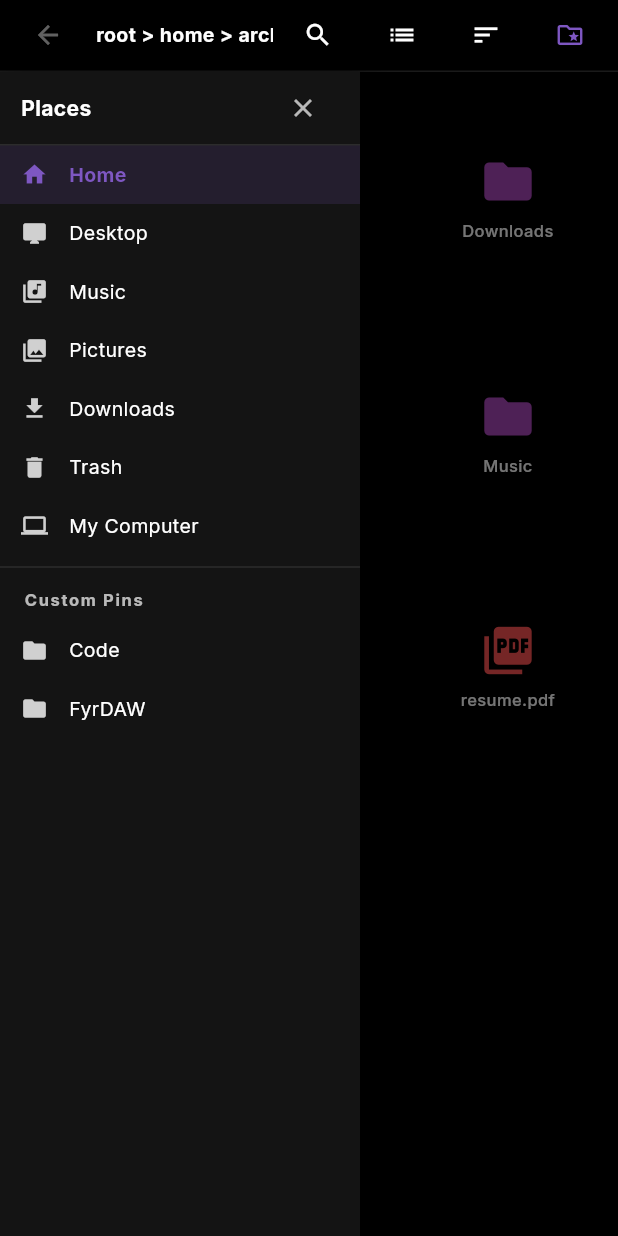
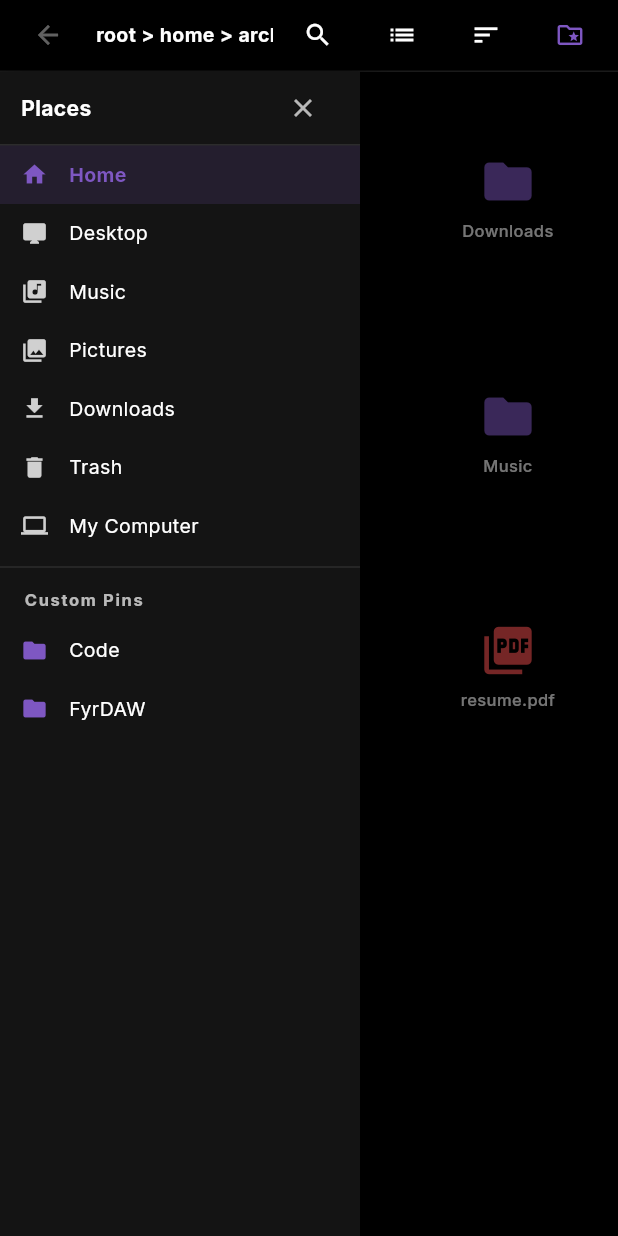
Before and after one commit to archieBTW/fyrWeb, a Flutter app: the FyrFilesApp widget shown alone on an empty page, opened directly, after a tap on the "folder special" icon, on a phone screen of 412 x 824 dp. Run offline on Flutter 3.47's test engine with Material 3 defaults, Android fonts, the phone set to English and light mode, and no system bars; our stand-ins replace audioplayers, file_picker, flutter_highlight, font_awesome_flutter, glass_kit, google_fonts and 3 more; missing offline and left inert: dart:html, dart:js_interop, dart:ui_web; accounts and stored records are empty; network calls fail.

Commit message:
More polish

```diff
--- a/lib/apps/fyrfiles_app.dart
+++ b/lib/apps/fyrfiles_app.dart
@@ -1,6 +1,7 @@
 import 'package:flutter/material.dart';
 import '../fyr_theme.dart';
 import '../system_controller.dart';
+import '../system_settings.dart';
 import 'package:provider/provider.dart';
 import 'grand_theft_ant/grand_theft_ant_app.dart';
 import 'resume_app.dart';
@@ -177,8 +178,9 @@ class _FyrFilesAppState extends State<FyrFilesApp> {
 
   @override
   Widget build(BuildContext context) {
+    final systemSettings = context.watch<SystemSettings?>();
+    final accentColor = systemSettings?.accentColor ?? FyrTheme.accentColor;
     final files = _getCurrentFiles();
-    final accentColor = FyrTheme.accentColor;
     final screenWidth = MediaQuery.of(context).size.width;
     final isMobile = screenWidth < 650;
 
@@ -220,7 +222,7 @@ class _FyrFilesAppState extends State<FyrFilesApp> {
                   child: SingleChildScrollView(
                     scrollDirection: Axis.horizontal,
                     child: Row(
-                      children: _buildBreadcrumbs(),
+                      children: _buildBreadcrumbs(accentColor),
                     ),
                   ),
                 ),
@@ -393,7 +395,9 @@ class _FyrFilesAppState extends State<FyrFilesApp> {
                                 style: TextStyle(color: FyrTheme.textColorMuted, fontSize: 16),
                               ),
                             )
-                          : (_isListView ? _buildListView(files, isMobile) : _buildGridView(files, isMobile)),
+                          : (_isListView
+                              ? _buildListView(files, isMobile, accentColor)
+                              : _buildGridView(files, isMobile, accentColor)),
                     ),
                   ],
                 ),
@@ -482,13 +486,13 @@ class _FyrFilesAppState extends State<FyrFilesApp> {
           child: ListView(
             padding: EdgeInsets.zero,
             children: [
-              _buildSidebarItem(Icons.home, 'Home', 'Home', isMobile),
-              _buildSidebarItem(Icons.desktop_mac, 'Desktop', 'Home/Desktop', isMobile),
-              _buildSidebarItem(Icons.library_music, 'Music', 'Home/Music', isMobile),
-              _buildSidebarItem(Icons.photo_library, 'Pictures', 'Home/Pictures', isMobile),
-              _buildSidebarItem(Icons.file_download, 'Downloads', 'Home/Downloads', isMobile),
-              _buildSidebarItem(Icons.delete, 'Trash', 'Home/Trash', isMobile),
-              _buildSidebarItem(Icons.computer, 'My Computer', 'Home/Root', isMobile),
+              _buildSidebarItem(Icons.home, 'Home', 'Home', accentColor, isMobile),
+              _buildSidebarItem(Icons.desktop_mac, 'Desktop', 'Home/Desktop', accentColor, isMobile),
+              _buildSidebarItem(Icons.library_music, 'Music', 'Home/Music', accentColor, isMobile),
+              _buildSidebarItem(Icons.photo_library, 'Pictures', 'Home/Pictures', accentColor, isMobile),
+              _buildSidebarItem(Icons.file_download, 'Downloads', 'Home/Downloads', accentColor, isMobile),
+              _buildSidebarItem(Icons.delete, 'Trash', 'Home/Trash', accentColor, isMobile),
+              _buildSidebarItem(Icons.computer, 'My Computer', 'Home/Root', accentColor, isMobile),
               Divider(color: FyrTheme.dividerColor),
               if (!_isSidebarCollapsed || isMobile)
                 Padding(
@@ -503,8 +507,8 @@ class _FyrFilesAppState extends State<FyrFilesApp> {
                     ),
                   ),
                 ),
-              _buildSidebarItem(Icons.folder, 'Code', 'Home/Code', isMobile),
-              _buildSidebarItem(Icons.folder, 'FyrDAW', 'Home/FyrDAW', isMobile),
+              _buildSidebarItem(Icons.folder, 'Code', 'Home/Code', accentColor, isMobile),
+              _buildSidebarItem(Icons.folder, 'FyrDAW', 'Home/FyrDAW', accentColor, isMobile),
             ],
           ),
         ),
@@ -512,7 +516,7 @@ class _FyrFilesAppState extends State<FyrFilesApp> {
     );
   }
 
-  List<Widget> _buildBreadcrumbs() {
+  List<Widget> _buildBreadcrumbs(Color accentColor) {
     final parts = _currentDirectory.split('/');
     final List<Widget> widgets = [];
 
@@ -536,7 +540,7 @@ class _FyrFilesAppState extends State<FyrFilesApp> {
                 child: Text(
                   parts[i],
                   style: TextStyle(
-                    color: i == parts.length - 1 ? FyrTheme.accentColor : FyrTheme.textColor,
+                    color: i == parts.length - 1 ? accentColor : FyrTheme.textColor,
                     fontSize: 13,
                     fontWeight: FontWeight.w600,
                   ),
@@ -551,7 +555,7 @@ class _FyrFilesAppState extends State<FyrFilesApp> {
     return widgets;
   }
 
-  Widget _buildSidebarItem(IconData icon, String title, String path, [bool isMobile = false]) {
+  Widget _buildSidebarItem(IconData icon, String title, String path, Color accentColor, [bool isMobile = false]) {
     final isSelected = _currentDirectory == path;
 
     return InkWell(
@@ -563,12 +567,14 @@ class _FyrFilesAppState extends State<FyrFilesApp> {
       },
       child: Container(
         padding: const EdgeInsets.symmetric(horizontal: 14, vertical: 10),
-        color: isSelected ? FyrTheme.accentColor.withValues(alpha: 0.15) : Colors.transparent,
+        color: isSelected ? accentColor.withValues(alpha: 0.15) : Colors.transparent,
         child: Row(
           children: [
             Icon(
               icon,
-              color: isSelected ? FyrTheme.accentColor : FyrTheme.textColor.withValues(alpha: 0.8),
+              color: isSelected
+                  ? accentColor
+                  : (icon == Icons.folder ? accentColor : FyrTheme.textColor.withValues(alpha: 0.8)),
               size: 18,
             ),
             if (!_isSidebarCollapsed || isMobile) ...[
@@ -577,7 +583,7 @@ class _FyrFilesAppState extends State<FyrFilesApp> {
                 child: Text(
                   title,
                   style: TextStyle(
-                    color: isSelected ? FyrTheme.accentColor : FyrTheme.textColor,
+                    color: isSelected ? accentColor : FyrTheme.textColor,
                     fontSize: 13,
                     fontWeight: isSelected ? FontWeight.bold : FontWeight.normal,
                   ),
@@ -591,7 +597,7 @@ class _FyrFilesAppState extends State<FyrFilesApp> {
     );
   }
 
-  Widget _buildGridView(List<Map<String, dynamic>> files, bool isMobile) {
+  Widget _buildGridView(List<Map<String, dynamic>> files, bool isMobile, Color accentColor) {
     return GridView.builder(
       padding: EdgeInsets.all(isMobile ? 12 : 24),
       gridDelegate: SliverGridDelegateWithFixedCrossAxisCount(
@@ -629,17 +635,17 @@ class _FyrFilesAppState extends State<FyrFilesApp> {
           onDoubleTap: !isMobile ? () => _openItem(item) : null,
           child: Container(
             decoration: BoxDecoration(
-              color: isSelected ? FyrTheme.accentColor.withValues(alpha: 0.2) : Colors.transparent,
+              color: isSelected ? accentColor.withValues(alpha: 0.2) : Colors.transparent,
               borderRadius: BorderRadius.circular(12),
               border: Border.all(
-                color: isSelected ? FyrTheme.accentColor : Colors.transparent,
+                color: isSelected ? accentColor : Colors.transparent,
                 width: 1.5,
               ),
             ),
             child: Column(
               mainAxisAlignment: MainAxisAlignment.center,
               children: [
-                _buildItemIcon(item, size: isMobile ? 38 : 56),
+                _buildItemIcon(item, accentColor, size: isMobile ? 38 : 56),
                 SizedBox(height: isMobile ? 6 : 10),
                 Padding(
                   padding: const EdgeInsets.symmetric(horizontal: 4.0),
@@ -663,7 +669,7 @@ class _FyrFilesAppState extends State<FyrFilesApp> {
     );
   }
 
-  Widget _buildListView(List<Map<String, dynamic>> files, bool isMobile) {
+  Widget _buildListView(List<Map<String, dynamic>> files, bool isMobile, Color accentColor) {
     return ListView.builder(
       padding: EdgeInsets.symmetric(horizontal: isMobile ? 10 : 16, vertical: 8),
       itemCount: files.length,
@@ -677,9 +683,9 @@ class _FyrFilesAppState extends State<FyrFilesApp> {
           child: ListTile(
             dense: true,
             selected: isSelected,
-            selectedTileColor: FyrTheme.accentColor.withValues(alpha: 0.15),
+            selectedTileColor: accentColor.withValues(alpha: 0.15),
             shape: RoundedRectangleBorder(borderRadius: BorderRadius.circular(8)),
-            leading: SizedBox(width: 28, height: 28, child: _buildItemIcon(item, size: 24)),
+            leading: SizedBox(width: 28, height: 28, child: _buildItemIcon(item, accentColor, size: 24)),
             title: Text(name, style: TextStyle(color: FyrTheme.textColor, fontSize: isMobile ? 12 : 13)),
             trailing: isMobile
                 ? Text(item['size'] ?? '', style: TextStyle(color: FyrTheme.textColorMuted, fontSize: 10))
@@ -705,12 +711,12 @@ class _FyrFilesAppState extends State<FyrFilesApp> {
     );
   }
 
-  Widget _buildItemIcon(Map<String, dynamic> item, {double size = 56}) {
+  Widget _buildItemIcon(Map<String, dynamic> item, Color accentColor, {double size = 56}) {
     if (item['isDir'] == true) {
-      // Purple folder icon matching fyrfiles in fyrDE!
+      // Folder icon using dynamic accent color!
       return Icon(
         Icons.folder,
-        color: const Color(0xFFAB47BC), // Tela purple folder
+        color: accentColor,
         size: size,
       );
     }
```
Also changed, not shown: lib/apps/file_explorer_app.dart (+8 -1 lines), lib/apps/fyrsettings_app.dart (+29 -1 lines), lib/window_frame.dart (+74 -19 lines), lib/generated/source_code.dart.
